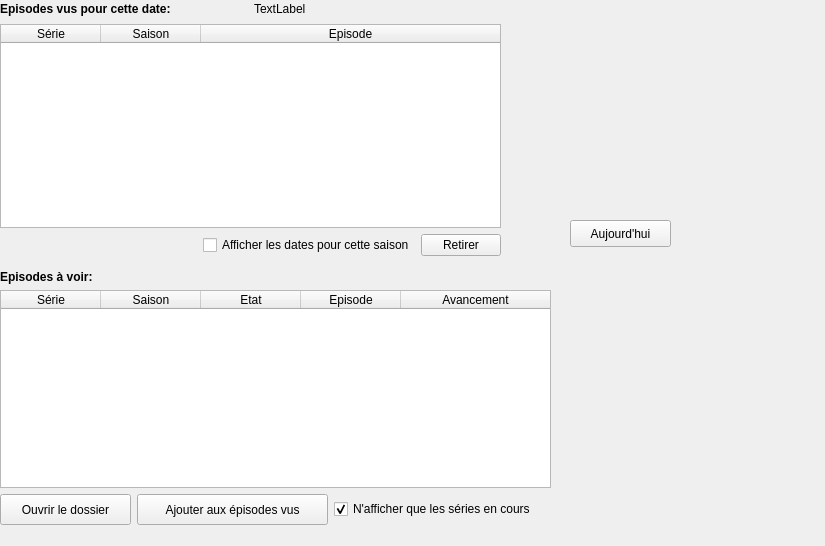
seigneurfuo/MyAnimeManager3, file src/ui/planning_tab.ui: the form before one commit.
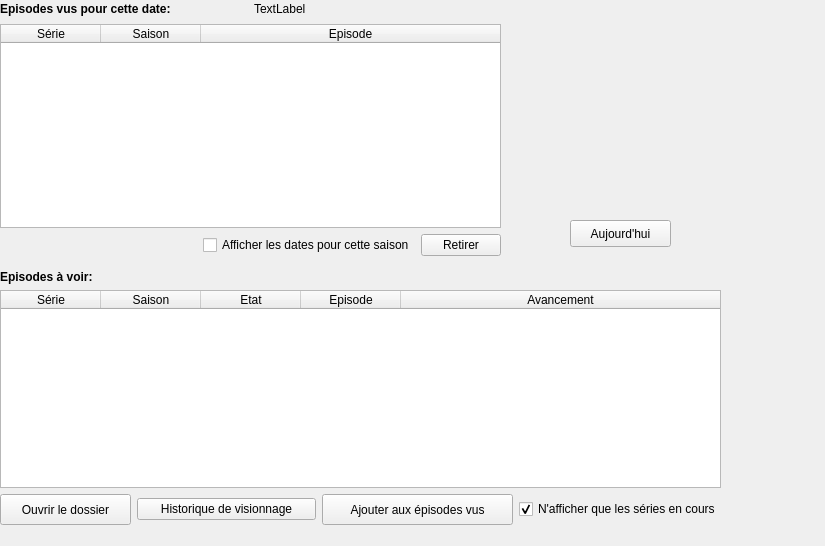
The form after the commit. Icons and pictures are not drawn.

Commit message: Ajout de deux boutons (sur le planning et sur la fiche de la saison) pour afficher la liste des dates de visionnage.

```diff
--- a/src/ui/planning_tab.ui
+++ b/src/ui/planning_tab.ui
@@ -29,7 +29,7 @@
     <rect>
      <x>0</x>
      <y>270</y>
-     <width>551</width>
+     <width>721</width>
      <height>255</height>
     </rect>
    </property>
@@ -146,6 +146,13 @@
         </property>
        </widget>
       </item>
+      <item>
+       <widget class="QPushButton" name="show_view_history_button">
+        <property name="text">
+         <string>Historique de visionnage</string>
+        </property>
+       </widget>
+      </item>
       <item>
        <widget class="QPushButton" name="add_to_watched_list_button">
         <property name="minimumSize">
```
The commit also changes 5 other files.
